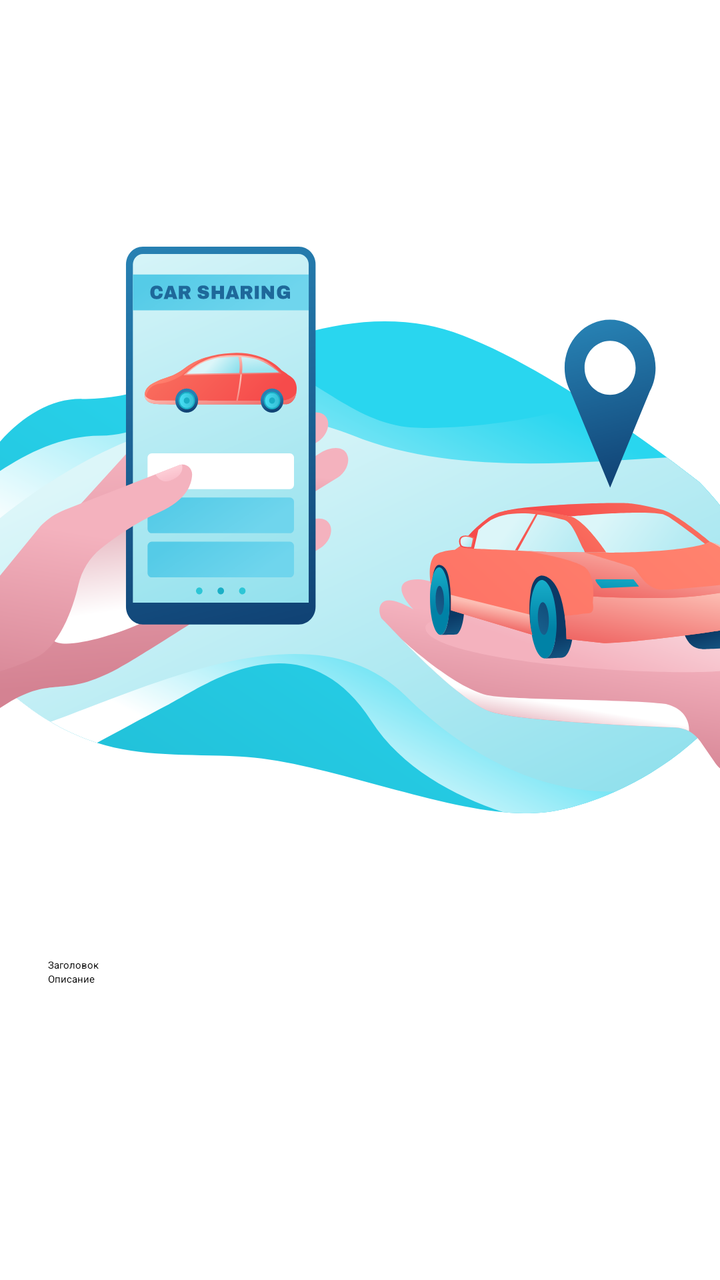
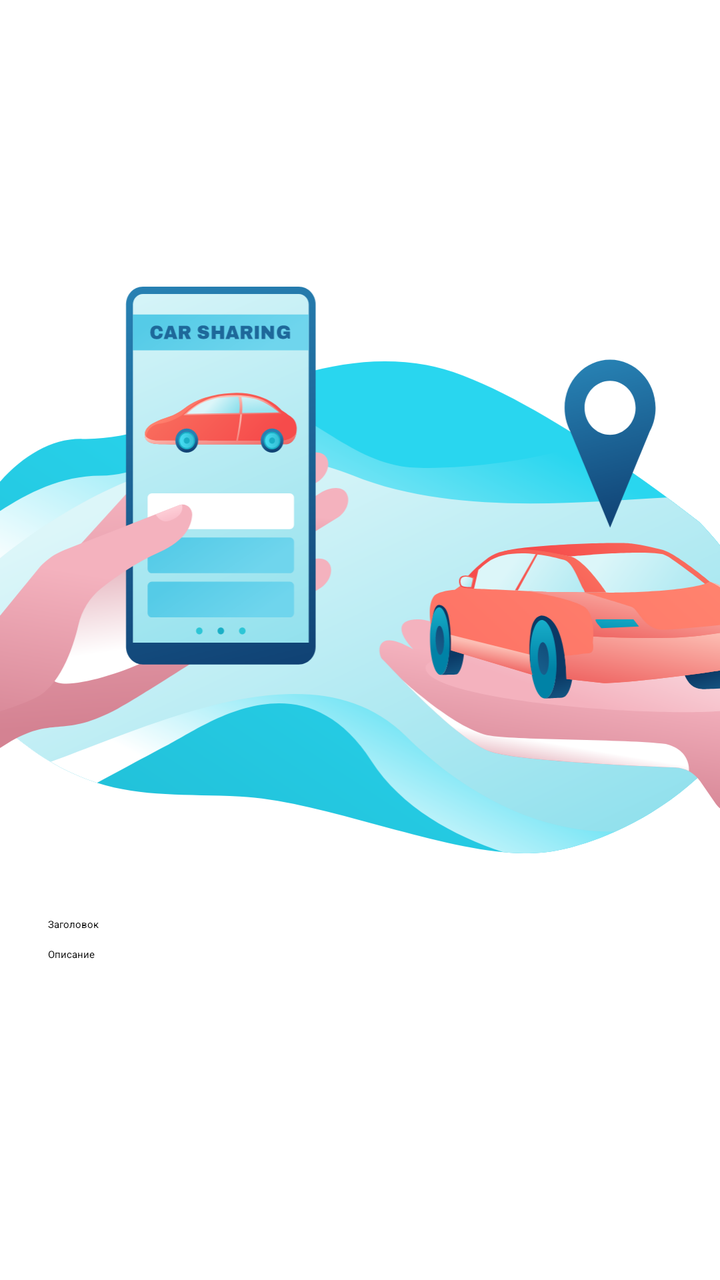

Two renders of the same Android screen: before a commit and after it. Below are the layout's source before the change and the commit's diff.
<!-- AndroidManifest.xml: application theme Theme.DriveNext.Splash -->
<!-- res/layout/fragment_onboarding_page.xml -->
<?xml version="1.0" encoding="utf-8"?>
<androidx.constraintlayout.widget.ConstraintLayout
    xmlns:android="http://schemas.android.com/apk/res/android"
    xmlns:app="http://schemas.android.com/apk/res-auto"
    android:layout_width="match_parent"
    android:layout_height="match_parent"
    android:id="@+id/onboarding_page">

    <ImageView
        android:id="@+id/onboarding_image"
        android:layout_width="0dp"
        android:layout_height="300dp"
        android:adjustViewBounds="true"
        android:contentDescription="@null"
        android:src="@drawable/onboarding_1"
        app:layout_constraintBottom_toTopOf="@+id/onboarding_text"
        app:layout_constraintEnd_toEndOf="parent"
        app:layout_constraintStart_toStartOf="parent"
        app:layout_constraintTop_toTopOf="parent"
        app:layout_constraintVertical_chainStyle="packed"/>

    <LinearLayout
        android:id="@+id/onboarding_text"
        android:layout_width="0dp"
        android:layout_height="wrap_content"
        android:orientation="vertical"
        android:layout_marginTop="64dp"
        app:layout_constraintBottom_toBottomOf="parent"
        app:layout_constraintEnd_toEndOf="parent"
        app:layout_constraintStart_toStartOf="parent"
        app:layout_constraintTop_toBottomOf="@id/onboarding_image"
        android:paddingHorizontal="@dimen/screen_padding_horizontal">

        <TextView
            android:id="@+id/onboarding_title"
            android:layout_width="wrap_content"
            android:layout_height="wrap_content"
            android:text="@string/placeholder_title"
            android:textAppearance="?attr/textAppearanceTitleLarge" />

        <TextView
            android:id="@+id/onboarding_description"
            android:layout_width="wrap_content"
            android:layout_height="wrap_content"
            android:layout_marginBottom="32dp"
            android:text="@string/placeholder_description"
            android:textAppearance="?attr/textAppearanceBodyMedium" />
    </LinearLayout>


</androidx.constraintlayout.widget.ConstraintLayout>
<!-- resources referenced by this layout -->
<resources>
  <dimen name="screen_padding_horizontal">24dp</dimen>
  <!-- drawable onboarding_1: vector/xml drawable (drawable, 43094 chars, omitted) -->
  <string name="placeholder_description">Описание</string>
  <string name="placeholder_title">Заголовок</string>
  <style name="Theme.DriveNext.Splash" parent="Theme.SplashScreen">
          <item name="windowSplashScreenBackground">@color/white</item>
          <item name="windowSplashScreenAnimatedIcon">@mipmap/ic_launcher</item>
          <item name="postSplashScreenTheme">@style/Theme.DriveNext</item>
      </style>
  <color name="white">#FFFFFFFF</color>
  <style name="Theme.DriveNext" parent="Base.Theme.DriveNext" />
  <style name="Base.Theme.DriveNext" parent="Theme.Material3.DayNight.NoActionBar">
          <item name="colorPrimary">@color/dark_purple</item>
          <item name="colorOnPrimary">@color/white</item>
  
          <item name="textAppearanceTitleLarge">
              @style/TextAppearance.DriveNext.TitleLarge
          </item>
  
          <item name="textAppearanceBodyMedium">
              @style/TextAppearance.DriveNext.BodyMedium
          </item>
  
          <item name="materialButtonStyle">
              @style/Widget.DriveNext.Button
          </item>
      </style>
  <color name="dark_purple">#2A1246</color>
  <style name="TextAppearance.DriveNext.TitleLarge" parent="TextAppearance.Material3.TitleLarge">
          <item name="fontFamily">@font/montserrat</item>
          <item name="android:fontFamily">@font/montserrat</item>
          <item name="android:textSize">24sp</item>
          <item name="android:textFontWeight">600</item>
      </style>
  <style name="TextAppearance.DriveNext.BodyMedium" parent="TextAppearance.Material3.BodyMedium">
          <item name="fontFamily">@font/montserrat</item>
          <item name="android:fontFamily">@font/montserrat</item>
          <item name="android:textSize">14sp</item>
          <item name="android:textFontWeight">400</item>
      </style>
  <style name="Widget.DriveNext.Button" parent="Widget.Material3.Button">
          <item name="android:minHeight">52dp</item>
          <item name="android:textAllCaps">false</item>
          <item name="cornerRadius">8dp</item>
      </style>
</resources>

<!-- the commit's change to res/layout/fragment_onboarding_page.xml (unified diff, before → after) -->
@@ -1,51 +1,50 @@
 <?xml version="1.0" encoding="utf-8"?>
-<androidx.constraintlayout.widget.ConstraintLayout
+<androidx.core.widget.NestedScrollView
     xmlns:android="http://schemas.android.com/apk/res/android"
-    xmlns:app="http://schemas.android.com/apk/res-auto"
     android:layout_width="match_parent"
     android:layout_height="match_parent"
-    android:id="@+id/onboarding_page">
-
-    <ImageView
-        android:id="@+id/onboarding_image"
-        android:layout_width="0dp"
-        android:layout_height="300dp"
-        android:adjustViewBounds="true"
-        android:contentDescription="@null"
-        android:src="@drawable/onboarding_1"
-        app:layout_constraintBottom_toTopOf="@+id/onboarding_text"
-        app:layout_constraintEnd_toEndOf="parent"
-        app:layout_constraintStart_toStartOf="parent"
-        app:layout_constraintTop_toTopOf="parent"
-        app:layout_constraintVertical_chainStyle="packed"/>
+    android:id="@+id/onboarding_page"
+    android:fillViewport="true"
+    android:scrollbars="none">
 
     <LinearLayout
-        android:id="@+id/onboarding_text"
-        android:layout_width="0dp"
+        android:layout_width="match_parent"
         android:layout_height="wrap_content"
         android:orientation="vertical"
-        android:layout_marginTop="64dp"
-        app:layout_constraintBottom_toBottomOf="parent"
-        app:layout_constraintEnd_toEndOf="parent"
-        app:layout_constraintStart_toStartOf="parent"
-        app:layout_constraintTop_toBottomOf="@id/onboarding_image"
-        android:paddingHorizontal="@dimen/screen_padding_horizontal">
+        android:gravity="center_vertical">
 
-        <TextView
-            android:id="@+id/onboarding_title"
-            android:layout_width="wrap_content"
+        <ImageView
+            android:id="@+id/onboarding_image"
+            android:layout_width="match_parent"
             android:layout_height="wrap_content"
-            android:text="@string/placeholder_title"
-            android:textAppearance="?attr/textAppearanceTitleLarge" />
+            android:adjustViewBounds="true"
+            android:contentDescription="@null"
+            android:src="@drawable/onboarding_1"
+            android:scaleType="fitCenter" />
 
-        <TextView
-            android:id="@+id/onboarding_description"
-            android:layout_width="wrap_content"
+        <LinearLayout
+            android:id="@+id/onboarding_text"
+            android:layout_width="match_parent"
             android:layout_height="wrap_content"
-            android:layout_marginBottom="32dp"
-            android:text="@string/placeholder_description"
-            android:textAppearance="?attr/textAppearanceBodyMedium" />
+            android:orientation="vertical"
+            android:layout_marginTop="32dp"
+            android:paddingBottom="16dp"
+            android:paddingHorizontal="@dimen/screen_padding_horizontal">
+
+            <TextView
+                android:id="@+id/onboarding_title"
+                android:layout_width="match_parent"
+                android:layout_height="wrap_content"
+                android:text="@string/placeholder_title"
+                android:textAppearance="?attr/textAppearanceTitleLarge" />
+
+            <TextView
+                android:id="@+id/onboarding_description"
+                android:layout_width="match_parent"
+                android:layout_height="wrap_content"
+                android:layout_marginTop="8dp"
+                android:text="@string/placeholder_description"
+                android:textAppearance="?attr/textAppearanceBodyMedium" />
+        </LinearLayout>
     </LinearLayout>
-
-
-</androidx.constraintlayout.widget.ConstraintLayout>
+</androidx.core.widget.NestedScrollView>
